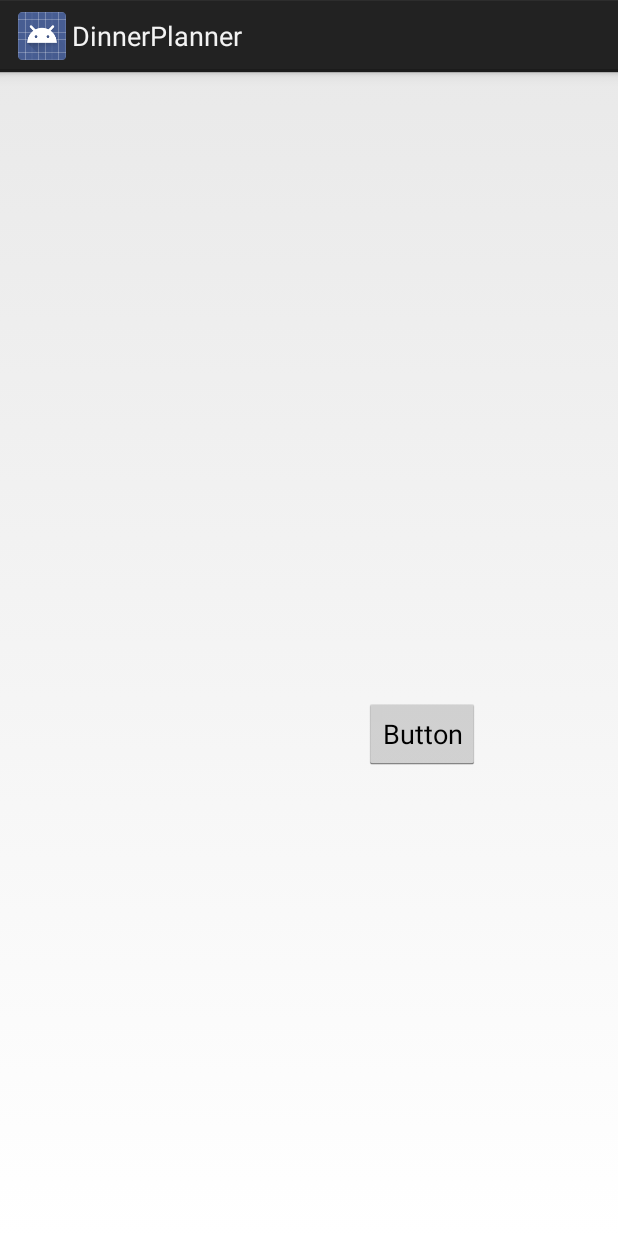
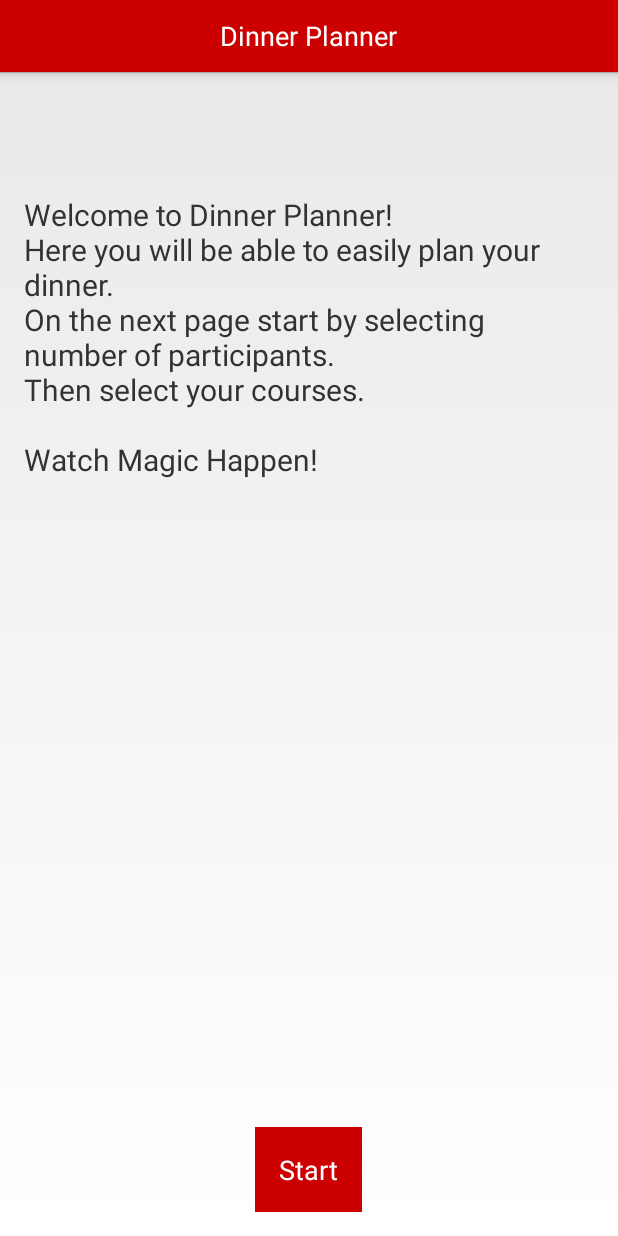
Before and after one commit to emilppp/dinner-planner, an Android app: the screen it shows after launch (MainActivity), on a phone screen of 412 x 824 dp. Run offline under Robolectric (Android 15) with nearby library versions, the phone set to English and light mode, and no system bars.

```diff
--- a/app/src/main/java/se/kth/csc/iprog/dinnerplanner/android/MainActivity.java
+++ b/app/src/main/java/se/kth/csc/iprog/dinnerplanner/android/MainActivity.java
@@ -1,9 +1,10 @@
 package se.kth.csc.iprog.dinnerplanner.android;
 
+import android.app.ActionBar;
 import android.app.Activity;
 import android.os.Bundle;
-
-import se.kth.csc.iprog.dinnerplanner.android.view.ExampleView;
+import android.view.View;
+import android.widget.Button;
 
 
 public class MainActivity extends Activity {
@@ -18,7 +19,18 @@ public class MainActivity extends Activity {
         setContentView(R.layout.activity_main);
 
         // Creating the view class instance
-        ExampleView mainView = new ExampleView(findViewById(R.id.this_is_example_view_id));
+
+        getActionBar().setDisplayOptions(ActionBar.DISPLAY_SHOW_CUSTOM);
+        getActionBar().setCustomView(R.layout.titlebar);
+
+        Button start = (Button) findViewById(R.id.welcomeBtn);
+
+        start.setOnClickListener(new View.OnClickListener() {
+            @Override
+            public void onClick(View view) {
+                setContentView(R.layout.choose_menu);
+            }
+        });
     }
 
 }
--- a/app/src/main/java/se/kth/csc/iprog/dinnerplanner/android/view/ExampleView.java
+++ /dev/null
@@ -1,46 +0,0 @@
-package se.kth.csc.iprog.dinnerplanner.android.view;
-
-import android.view.View;
-import android.widget.Button;
-import android.widget.TextView;
-
-import org.w3c.dom.Text;
-
-import se.kth.csc.iprog.dinnerplanner.android.R;
-import se.kth.csc.iprog.dinnerplanner.model.DinnerModel;
-
-public class ExampleView {
-
-	View view;
-    DinnerModel dinnermodel;
-	int clickerino = 0;
-	public ExampleView(View view) {
-
-		// store in the class the reference to the Android View
-		this.view = view;
-        dinnermodel = new DinnerModel();
-		final TextView example = (TextView) view.findViewById(R.id.example_text);
-
-		final Button button = (Button) view.findViewById(R.id.button);
-
-		button.setOnClickListener(new View.OnClickListener() {
-			@Override
-			public void onClick(View view) {
-				example.setVisibility(View.VISIBLE);
-				clickerino ++;
-
-				if(clickerino % 2 == 0) {
-					example.setVisibility(View.INVISIBLE);
-				}
-			}
-		});
-
-
-
-
-
-		// Setup the rest of the view layout
-	}
-
-
-}
--- a/app/src/main/res/layout/activity_main.xml
+++ b/app/src/main/res/layout/activity_main.xml
@@ -7,12 +7,28 @@
     android:paddingTop="@dimen/activity_vertical_margin"
     android:paddingBottom="@dimen/activity_vertical_margin" tools:context=".MainActivity">
 
+    <TextView
+        android:layout_marginTop="65dp"
+        android:text="@string/welcomeText"
+        android:layout_width="wrap_content"
+        android:layout_height="wrap_content"
+        android:layout_alignParentTop="true"
+        android:textSize="20dp"
+        android:id="@+id/welcomeText"
+        />
 
-
-    <include
-        android:layout_width="match_parent"
-        android:layout_height="match_parent"
-        layout="@layout/example_view" />
-
+    <Button
+        android:layout_width="wrap_content"
+        android:layout_height="wrap_content"
+        android:id="@+id/welcomeBtn"
+        android:text="@string/welcomeBtn"
+        android:background="@android:color/holo_red_dark"
+        android:textColor="#ffffff"
+        android:paddingTop="@dimen/activity_horizontal_margin"
+        android:paddingBottom="@dimen/activity_horizontal_margin"
+        android:paddingLeft="@dimen/activity_horizontal_margin"
+        android:paddingRight="@dimen/activity_horizontal_margin"
+        android:layout_alignParentBottom="true"
+        android:layout_centerHorizontal="true" />
 
 </RelativeLayout>
--- a/app/src/main/res/layout/example_view.xml
+++ /dev/null
@@ -1,25 +0,0 @@
-<?xml version="1.0" encoding="utf-8"?>
-<RelativeLayout xmlns:android="http://schemas.android.com/apk/res/android"
-    android:layout_width="match_parent"
-    android:layout_height="match_parent"
-    android:gravity="center"
-    android:id="@+id/this_is_example_view_id" >
-
-    <TextView
-        android:id="@+id/example_text"
-        android:layout_width="wrap_content"
-        android:layout_height="wrap_content"
-        android:text="@string/hello_world"
-        android:visibility="invisible" />
-
-    <Button
-        android:text="Button"
-        android:layout_width="wrap_content"
-        android:layout_height="wrap_content"
-        android:layout_below="@+id/example_text"
-        android:layout_centerHorizontal="true"
-        android:layout_marginTop="88dp"
-        android:id="@+id/button" />
-
-
-</RelativeLayout>
--- /dev/null
+++ b/app/src/main/res/layout/titlebar.xml
@@ -0,0 +1,20 @@
+<?xml version="1.0" encoding="utf-8"?>
+<LinearLayout xmlns:android="http://schemas.android.com/apk/res/android"
+    android:layout_width="match_parent"
+    android:layout_height="match_parent"
+    android:orientation="vertical"
+    android:gravity="center_vertical"
+    android:background="@android:color/holo_red_dark"
+
+    >
+
+    <TextView
+        android:layout_width="wrap_content"
+        android:layout_height="wrap_content"
+        android:layout_gravity="center"
+        android:text="@string/app_name"
+        android:textColor="#ffffff"
+        android:id="@+id/title"
+        android:textSize="18sp" />
+
+</LinearLayout>
--- a/app/src/main/res/values/strings.xml
+++ b/app/src/main/res/values/strings.xml
@@ -1,9 +1,16 @@
 <?xml version="1.0" encoding="utf-8"?>
 <resources>
 
-    <string name="app_name">DinnerPlanner</string>
-    <string name="hello_world">Hello frida!</string>
+    <string name="app_name">Dinner Planner</string>
     <string name="action_settings">Settings</string>
+    <string name="welcomeText">Welcome to Dinner Planner!\nHere you will be able to easily plan your dinner.\nOn the next page start by selecting number of participants.\nThen select your courses.\n\nWatch Magic Happen!</string>
+    <string name="welcomeBtn">Start</string>
+    <string name="participantsText">Participants</string>
+    <string name="totalCostText">Total cost:</string>
+    <string name="chooseMenuText">Choose Menu</string>
+    <string name="starterText">Starter</string>
+    <string name="mainCourseText">Main Course</string>
+    <string name="dessertsText">Dessert</string>
 
 
 </resources>
```
Also changed, not shown: app/src/main/res/layout/choose_menu.xml (added, +78 -0 lines).
